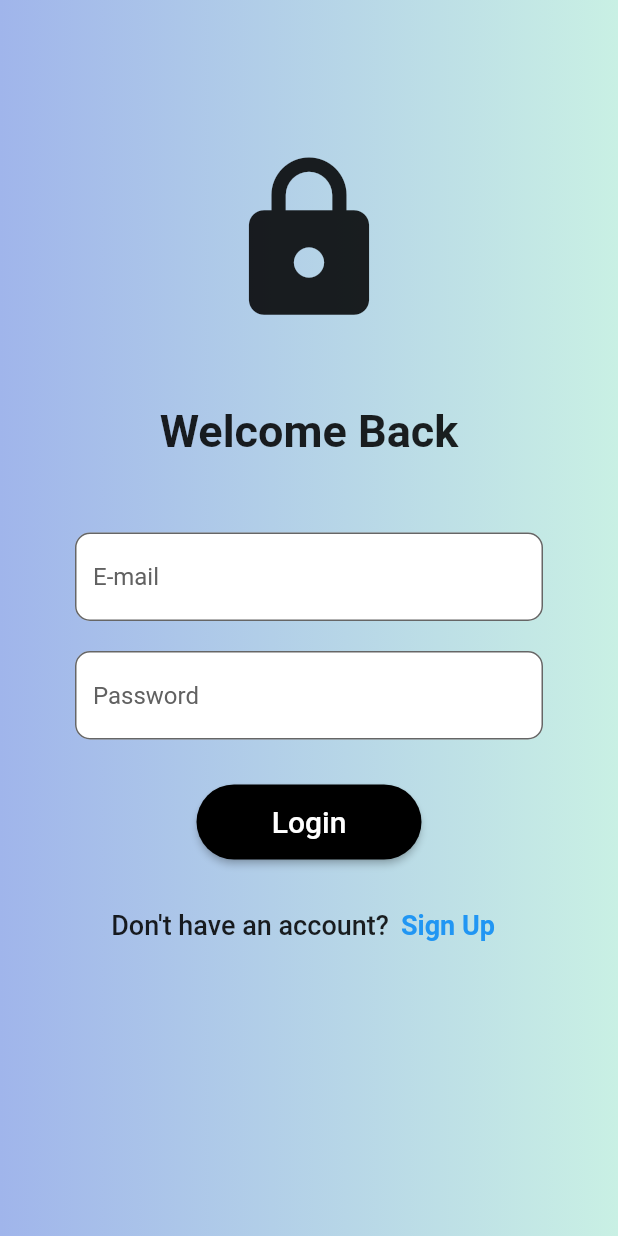
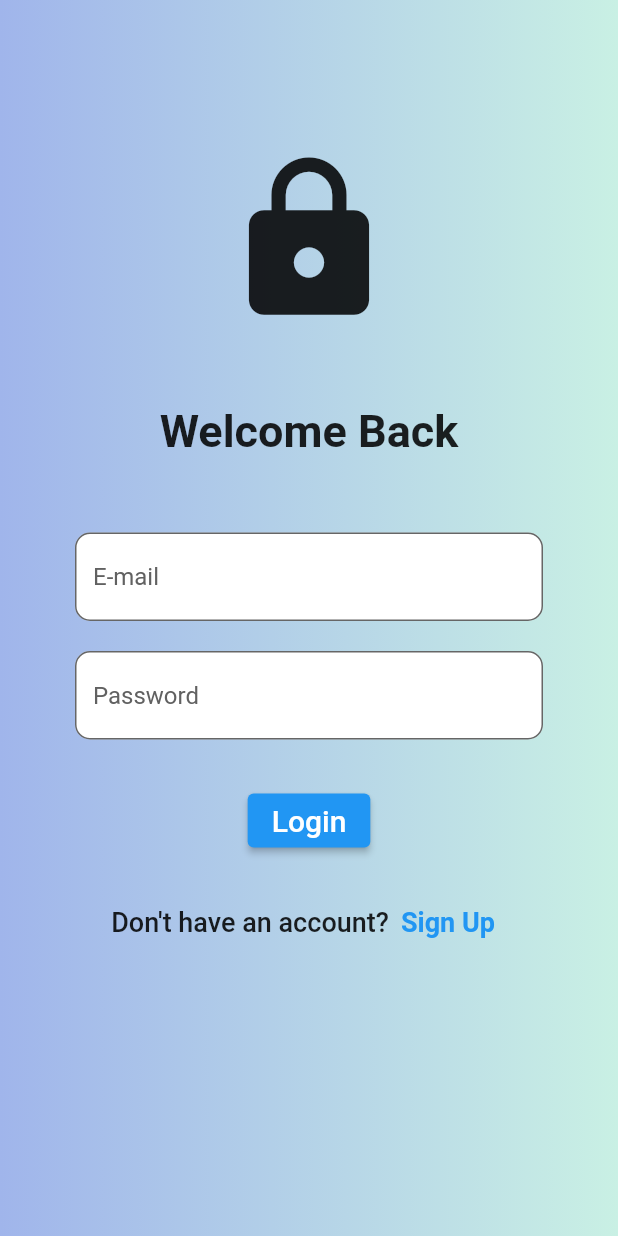
Before and after one commit to Raghav-2104/chat-app, a Flutter app: the screen it shows after launch, on a phone screen of 412 x 824 dp. Run offline on Flutter 3.47's test engine with Material 2 defaults, Android fonts, the phone set to English and light mode, and no system bars; our stand-ins replace cloud_firestore, firebase_auth, firebase_core; accounts and stored records are empty.

Commit message:
Update button.dart

```diff
--- a/lib/Widgets/button.dart
+++ b/lib/Widgets/button.dart
@@ -9,13 +9,13 @@ class MyButton extends StatelessWidget {
   Widget build(BuildContext context) {
     return ElevatedButton(
       onPressed: onTap,
-      style: ElevatedButton.styleFrom(
-        minimumSize: const Size(150, 50),
-        shape: RoundedRectangleBorder(
-          borderRadius: BorderRadius.circular(30),
-        ),
-        backgroundColor: Colors.black,
-      ),
+      // style: ElevatedButton.styleFrom(
+      //   minimumSize: const Size(150, 50),
+      //   shape: RoundedRectangleBorder(
+      //     borderRadius: BorderRadius.circular(30),
+      //   ),
+      //   backgroundColor: Colors.black,
+      // ),
       child:Text(
         text,
         style: const TextStyle(fontSize: 20),
```
